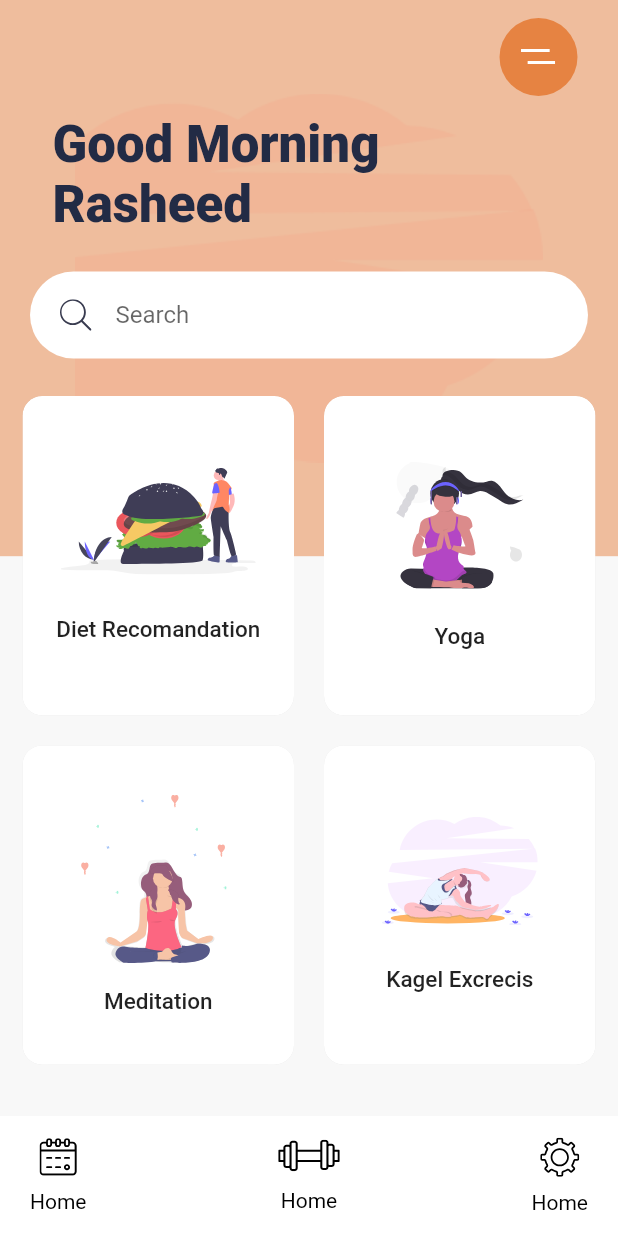
After one commit to rashedmahram/flutter_medition_app, a Flutter app: the screen it shows after launch, on a phone screen of 412 x 824 dp. The commit adds this screen. Run offline on Flutter 3.47's test engine with Material 2 defaults, Android fonts, the phone set to English and light mode, and no system bars; our stand-ins replace flutter_svg.

Commit message:
orgnaized the code

```diff
--- a/lib/main.dart
+++ b/lib/main.dart
@@ -1,10 +1,5 @@
 import 'package:flutter/material.dart';
-import 'package:flutter_svg/flutter_svg.dart';
-import 'package:maditation_app/widgets/bottom_navbar.dart';
-import 'package:maditation_app/widgets/card.dart';
-import 'package:maditation_app/widgets/homepage_title.dart';
-import 'package:maditation_app/widgets/menu_wdget.dart';
-import 'package:maditation_app/widgets/search_input.dart';
+import 'package:maditation_app/screens/home_page/home.dart';
 
 import 'constants.dart';
 
@@ -13,7 +8,6 @@ void main() {
 }
 
 class MyApp extends StatelessWidget {
-  // This widget is the root of your application.
   @override
   Widget build(BuildContext context) {
     return MaterialApp(
@@ -28,69 +22,3 @@ class MyApp extends StatelessWidget {
     );
   }
 }
-
-class HomePage extends StatelessWidget {
-  @override
-  Widget build(BuildContext context) {
-    var size = MediaQuery.of(context).size;
-    return Scaffold(
-      bottomNavigationBar: BottomNavBar(),
-      body: Stack(
-        children: [
-          Container(
-            height: size.height * .45,
-            decoration: BoxDecoration(
-              color: kActiveIconColor.withOpacity(.5),
-              image: DecorationImage(
-                alignment: Alignment.center,
-                image: AssetImage('assets/images/undraw_pilates_gpdb.png'),
-              ),
-            ),
-          ),
-          SafeArea(
-            child: Padding(
-              padding: const EdgeInsets.symmetric(horizontal: 15),
-              child: Column(
-                children: [
-                  MenuWidget(),
-                  HomePageTitle(),
-                  SearchInput(),
-                  Expanded(
-                    child: GridView.count(
-                      crossAxisCount: 2,
-                      childAspectRatio: 0.85,
-                      crossAxisSpacing: 20,
-                      mainAxisSpacing: 20,
-                      children: [
-                        CategoryCard(
-                          title: "Diet Recomandation",
-                          image: "assets/icons/Hamburger.svg",
-                          press: () {},
-                        ),
-                        CategoryCard(
-                          title: "Yoga",
-                          image: "assets/icons/yoga.svg",
-                          press: () {},
-                        ),
-                        CategoryCard(
-                          title: "Meditation",
-                          image: "assets/icons/Meditation.svg",
-                          press: () {},
-                        ),
-                        CategoryCard(
-                          title: "Kagel Excrecis",
-                          image: "assets/icons/Excrecises.svg",
-                          press: () {},
-                        ),
-                      ],
-                    ),
-                  )
-                ],
-              ),
-            ),
-          ),
-        ],
-      ),
-    );
-  }
-}
--- a/lib/screens/home_page/home.dart
+++ b/lib/screens/home_page/home.dart
@@ -0,0 +1,55 @@
+import 'package:flutter/material.dart';
+import 'package:maditation_app/widgets/bottom_navbar.dart';
+import 'package:maditation_app/widgets/homepage_title.dart';
+import 'package:maditation_app/widgets/list_view.dart';
+import 'package:maditation_app/widgets/menu_wdget.dart';
+import 'package:maditation_app/widgets/search_input.dart';
+import '../../constants.dart';
+
+class HomePage extends StatelessWidget {
+  @override
+  Widget build(BuildContext context) {
+    return HomeScreen();
+  }
+}
+
+class HomeScreen extends StatelessWidget {
+  const HomeScreen({
+    Key key,
+  }) : super(key: key);
+
+  @override
+  Widget build(BuildContext context) {
+    var size = MediaQuery.of(context).size;
+    return Scaffold(
+      bottomNavigationBar: BottomNavBar(),
+      body: Stack(
+        children: [
+          Container(
+            height: size.height * .45,
+            decoration: BoxDecoration(
+              color: kActiveIconColor.withOpacity(.5),
+              image: DecorationImage(
+                alignment: Alignment.center,
+                image: AssetImage('assets/images/undraw_pilates_gpdb.png'),
+              ),
+            ),
+          ),
+          SafeArea(
+            child: Padding(
+              padding: const EdgeInsets.symmetric(horizontal: 15),
+              child: Column(
+                children: [
+                  MenuWidget(),
+                  HomePageTitle(),
+                  SearchInput(),
+                  ListViewItems(),
+                ],
+              ),
+            ),
+          ),
+        ],
+      ),
+    );
+  }
+}
--- /dev/null
+++ b/lib/widgets/list_view.dart
@@ -0,0 +1,43 @@
+import 'package:flutter/material.dart';
+
+import 'card.dart';
+
+class ListViewItems extends StatelessWidget {
+  const ListViewItems({
+    Key key,
+  }) : super(key: key);
+
+  @override
+  Widget build(BuildContext context) {
+    return Expanded(
+      child: GridView.count(
+        crossAxisCount: 2,
+        childAspectRatio: 0.85,
+        crossAxisSpacing: 20,
+        mainAxisSpacing: 20,
+        children: [
+          CategoryCard(
+            title: "Diet Recomandation",
+            image: "assets/icons/Hamburger.svg",
+            press: () {},
+          ),
+          CategoryCard(
+            title: "Yoga",
+            image: "assets/icons/yoga.svg",
+            press: () {},
+          ),
+          CategoryCard(
+            title: "Meditation",
+            image: "assets/icons/Meditation.svg",
+            press: () {},
+          ),
+          CategoryCard(
+            title: "Kagel Excrecis",
+            image: "assets/icons/Excrecises.svg",
+            press: () {},
+          ),
+        ],
+      ),
+    );
+  }
+}
```
